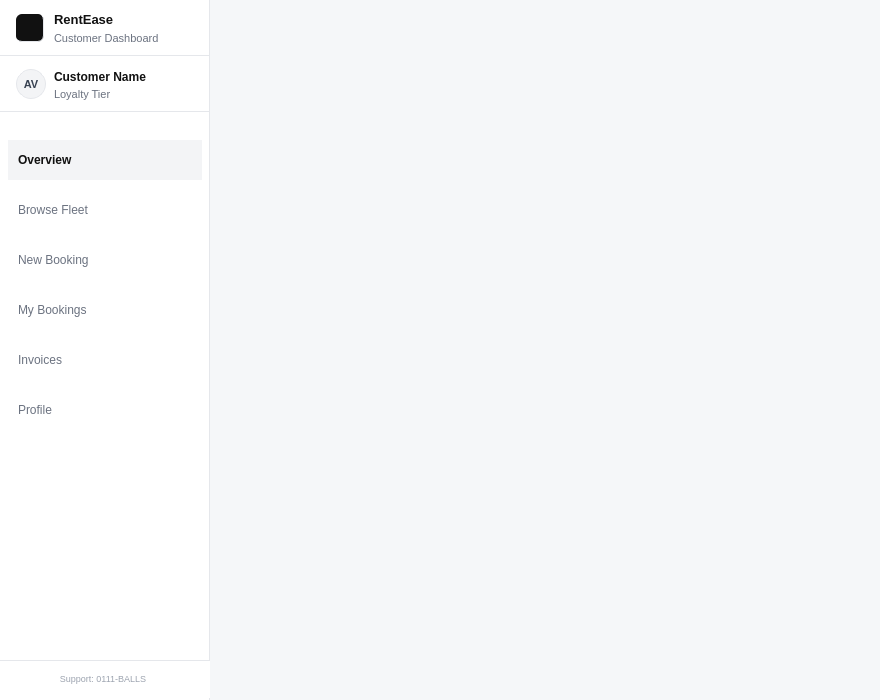
Old version of the form userdashboard.ui in the repository adrift-blip/Car-Rental-Management-System.
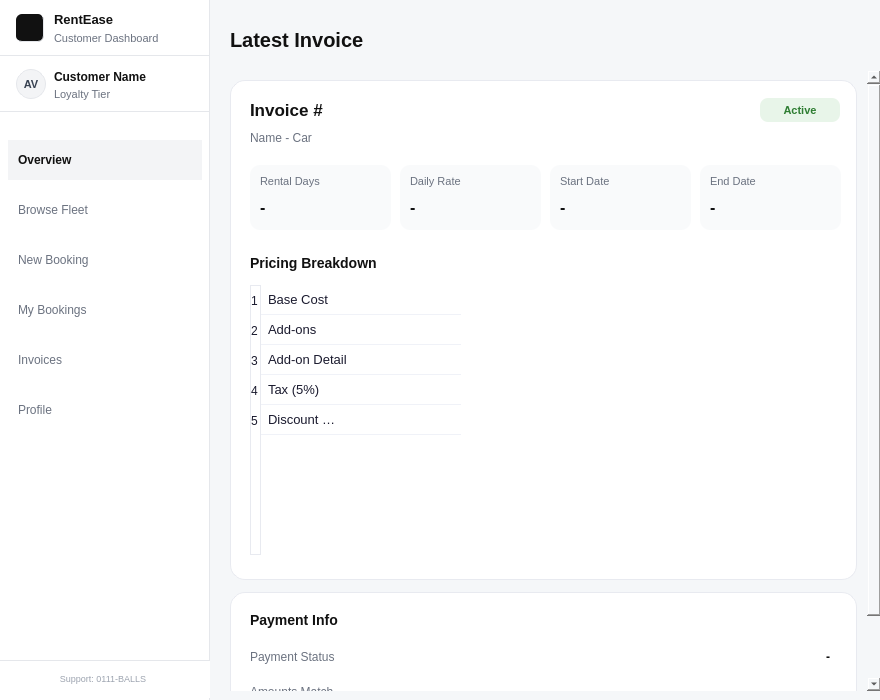
New version of the form. The open tabs and pages were chosen to show the change. Icons and pictures are not drawn.

Commit message: Added invoice, payment, admin adding, loyalty points updating, and some optimizations here and there

```diff
--- a/userdashboard.ui
+++ b/userdashboard.ui
@@ -2539,7 +2539,645 @@
      </property>
     </widget>
    </widget>
-   <widget class="QWidget" name="invoicesPage"/>
+   <widget class="QWidget" name="invoicesPage">
+    <widget class="QLabel" name="label_15">
+     <property name="geometry">
+      <rect>
+       <x>20</x>
+       <y>20</y>
+       <width>300</width>
+       <height>40</height>
+      </rect>
+     </property>
+     <property name="styleSheet">
+      <string notr="true">font-size: 20px;
+font-weight: bold;
+color: #111111;
+background: transparent;
+font-family: Segoe UI;
+border: none;</string>
+     </property>
+     <property name="text">
+      <string>Latest Invoice</string>
+     </property>
+    </widget>
+    <widget class="QScrollArea" name="scrollArea">
+     <property name="geometry">
+      <rect>
+       <x>10</x>
+       <y>70</y>
+       <width>661</width>
+       <height>621</height>
+      </rect>
+     </property>
+     <property name="frameShape">
+      <enum>QFrame::Shape::NoFrame</enum>
+     </property>
+     <property name="widgetResizable">
+      <bool>true</bool>
+     </property>
+     <widget class="QWidget" name="scrollAreaWidgetContents_2">
+      <property name="geometry">
+       <rect>
+        <x>0</x>
+        <y>-83</y>
+        <width>647</width>
+        <height>704</height>
+       </rect>
+      </property>
+      <layout class="QVBoxLayout" name="verticalLayout">
+       <property name="spacing">
+        <number>12</number>
+       </property>
+       <property name="leftMargin">
+        <number>10</number>
+       </property>
+       <property name="topMargin">
+        <number>10</number>
+       </property>
+       <property name="rightMargin">
+        <number>10</number>
+       </property>
+       <property name="bottomMargin">
+        <number>10</number>
+       </property>
+       <item>
+        <widget class="QWidget" name="invoiceCard" native="true">
+         <property name="minimumSize">
+          <size>
+           <width>0</width>
+           <height>500</height>
+          </size>
+         </property>
+         <property name="styleSheet">
+          <string notr="true">border: 1px solid #e8eaf0;
+border-radius: 15px;
+background: white;
+outline: none;
+color: #1a1a2e;</string>
+         </property>
+         <widget class="QLabel" name="invoiceIDLabel">
+          <property name="geometry">
+           <rect>
+            <x>20</x>
+            <y>15</y>
+            <width>300</width>
+            <height>30</height>
+           </rect>
+          </property>
+          <property name="styleSheet">
+           <string notr="true">font-size: 17px;
+font-weight: bold;
+color: #111111;
+background: transparent;
+font-family: Segoe UI;
+border: none;</string>
+          </property>
+          <property name="text">
+           <string>Invoice #</string>
+          </property>
+         </widget>
+         <widget class="QLabel" name="invoiceSubtitleLabel">
+          <property name="geometry">
+           <rect>
+            <x>20</x>
+            <y>48</y>
+            <width>350</width>
+            <height>20</height>
+           </rect>
+          </property>
+          <property name="styleSheet">
+           <string notr="true">font-size: 12px;
+color: #6B7280;
+background: transparent;
+border: none;</string>
+          </property>
+          <property name="text">
+           <string>Name - Car</string>
+          </property>
+         </widget>
+         <widget class="QLabel" name="invoiceStatusLabel">
+          <property name="geometry">
+           <rect>
+            <x>530</x>
+            <y>18</y>
+            <width>80</width>
+            <height>24</height>
+           </rect>
+          </property>
+          <property name="styleSheet">
+           <string notr="true">background-color: #E8F5E9;
+color: #2E7D32;
+border-radius: 8px;
+font-weight: bold;
+font-size: 11px;
+padding: 2px 8px;
+border: none;</string>
+          </property>
+          <property name="text">
+           <string>Active</string>
+          </property>
+          <property name="alignment">
+           <set>Qt::AlignmentFlag::AlignCenter</set>
+          </property>
+         </widget>
+         <widget class="QWidget" name="metricBox1" native="true">
+          <property name="geometry">
+           <rect>
+            <x>20</x>
+            <y>85</y>
+            <width>141</width>
+            <height>65</height>
+           </rect>
+          </property>
+          <property name="styleSheet">
+           <string notr="true">background-color: #F9FAFB;
+border-radius: 10px;
+border: none;</string>
+          </property>
+          <widget class="QLabel" name="metricLabel1">
+           <property name="geometry">
+            <rect>
+             <x>10</x>
+             <y>8</y>
+             <width>120</width>
+             <height>16</height>
+            </rect>
+           </property>
+           <property name="styleSheet">
+            <string notr="true">font-size: 11px;
+color: #6B7280;
+background: transparent;
+border: none;</string>
+           </property>
+           <property name="text">
+            <string>Rental Days</string>
+           </property>
+          </widget>
+          <widget class="QLabel" name="rentalDaysValue">
+           <property name="geometry">
+            <rect>
+             <x>10</x>
+             <y>28</y>
+             <width>111</width>
+             <height>28</height>
+            </rect>
+           </property>
+           <property name="styleSheet">
+            <string notr="true">font-size: 16px;
+font-weight: bold;
+color: #111111;
+background: transparent;
+border: none;</string>
+           </property>
+           <property name="text">
+            <string>-</string>
+           </property>
+          </widget>
+         </widget>
+         <widget class="QWidget" name="metricBox2" native="true">
+          <property name="geometry">
+           <rect>
+            <x>170</x>
+            <y>85</y>
+            <width>141</width>
+            <height>65</height>
+           </rect>
+          </property>
+          <property name="styleSheet">
+           <string notr="true">background-color: #F9FAFB;
+border-radius: 10px;
+border: none;</string>
+          </property>
+          <widget class="QLabel" name="metricLabel2">
+           <property name="geometry">
+            <rect>
+             <x>10</x>
+             <y>8</y>
+             <width>120</width>
+             <height>16</height>
+            </rect>
+           </property>
+           <property name="styleSheet">
+            <string notr="true">font-size: 11px;
+color: #6B7280;
+background: transparent;
+border: none;</string>
+           </property>
+           <property name="text">
+            <string>Daily Rate</string>
+           </property>
+          </widget>
+          <widget class="QLabel" name="dailyRateValue">
+           <property name="geometry">
+            <rect>
+             <x>10</x>
+             <y>28</y>
+             <width>111</width>
+             <height>28</height>
+            </rect>
+           </property>
+           <property name="styleSheet">
+            <string notr="true">font-size: 16px;
+font-weight: bold;
+color: #111111;
+background: transparent;
+border: none;</string>
+           </property>
+           <property name="text">
+            <string>-</string>
+           </property>
+          </widget>
+         </widget>
+         <widget class="QWidget" name="metricBox3" native="true">
+          <property name="geometry">
+           <rect>
+            <x>320</x>
+            <y>85</y>
+            <width>141</width>
+            <height>65</height>
+           </rect>
+          </property>
+          <property name="styleSheet">
+           <string notr="true">background-color: #F9FAFB;
+border-radius: 10px;
+border: none;</string>
+          </property>
+          <widget class="QLabel" name="metricLabel3">
+           <property name="geometry">
+            <rect>
+             <x>10</x>
+             <y>8</y>
+             <width>120</width>
+             <height>16</height>
+            </rect>
+           </property>
+           <property name="styleSheet">
+            <string notr="true">font-size: 11px;
+color: #6B7280;
+background: transparent;
+border: none;</string>
+           </property>
+           <property name="text">
+            <string>Start Date</string>
+           </property>
+          </widget>
+          <widget class="QLabel" name="startDateValue">
+           <property name="geometry">
+            <rect>
+             <x>10</x>
+             <y>28</y>
+             <width>111</width>
+             <height>28</height>
+            </rect>
+           </property>
+           <property name="styleSheet">
+            <string notr="true">font-size: 16px;
+font-weight: bold;
+color: #111111;
+background: transparent;
+border: none;</string>
+           </property>
+           <property name="text">
+            <string>-</string>
+           </property>
+          </widget>
+         </widget>
+         <widget class="QWidget" name="metricBox4" native="true">
+          <property name="geometry">
+           <rect>
+            <x>470</x>
+            <y>85</y>
+            <width>141</width>
+            <height>65</height>
+           </rect>
+          </property>
+          <property name="styleSheet">
+           <string notr="true">background-color: #F9FAFB;
+border-radius: 10px;
+border: none;</string>
+          </property>
+          <widget class="QLabel" name="metricLabel4">
+           <property name="geometry">
+            <rect>
+             <x>10</x>
+             <y>8</y>
+             <width>110</width>
+             <height>16</height>
+            </rect>
+           </property>
+           <property name="styleSheet">
+            <string notr="true">font-size: 11px;
+color: #6B7280;
+background: transparent;
+border: none;</string>
+           </property>
+           <property name="text">
+            <string>End Date</string>
+           </property>
+          </widget>
+          <widget class="QLabel" name="endDateValue">
+           <property name="geometry">
+            <rect>
+             <x>10</x>
+             <y>28</y>
+             <width>110</width>
+             <height>28</height>
+            </rect>
+           </property>
+           <property name="styleSheet">
+            <string notr="true">font-size: 16px;
+font-weight: bold;
+color: #111111;
+background: transparent;
+border: none;</string>
+           </property>
+           <property name="text">
+            <string>-</string>
+           </property>
+          </widget>
+         </widget>
+         <widget class="QLabel" name="breakdownTitle">
+          <property name="geometry">
+           <rect>
+            <x>20</x>
+            <y>168</y>
+            <width>200</width>
+            <height>30</height>
+           </rect>
+          </property>
+          <property name="styleSheet">
+           <string notr="true">font-size: 14px;
+font-weight: bold;
+color: #111111;
+background: transparent;
+font-family: Segoe UI;
+border: none;</string>
+          </property>
+          <property name="text">
+           <string>Pricing Breakdown</string>
+          </property>
+         </widget>
+         <widget class="QTableWidget" name="breakdownTable">
+          <property name="geometry">
+           <rect>
+            <x>20</x>
+            <y>205</y>
+            <width>581</width>
+            <height>270</height>
+           </rect>
+          </property>
+          <property name="styleSheet">
+           <string notr="true">QTableWidget {
+    border: none;
+    background: transparent;
+    outline: none;
+    font-size: 13px;
+    color: #1a1a2e;
+}
+QTableWidget::item {
+    padding: 6px 4px;
+    border: none;
+    border-bottom: 1px solid #f0f2f8;
+    background: transparent;
+}
+QHeaderView::section {
+    background: transparent;
+    border: none;
+    height: 0px;
+}</string>
+          </property>
+          <property name="editTriggers">
+           <set>QAbstractItemView::EditTrigger::NoEditTriggers</set>
+          </property>
+          <property name="selectionMode">
+           <enum>QAbstractItemView::SelectionMode::NoSelection</enum>
+          </property>
+          <property name="showGrid">
+           <bool>false</bool>
+          </property>
+          <property name="rowCount">
+           <number>5</number>
+          </property>
+          <property name="columnCount">
+           <number>2</number>
+          </property>
+          <row/>
+          <row/>
+          <row/>
+          <row/>
+          <row/>
+          <column/>
+          <column/>
+          <item row="0" column="0">
+           <property name="text">
+            <string>Base Cost</string>
+           </property>
+          </item>
+          <item row="1" column="0">
+           <property name="text">
+            <string>Add-ons</string>
+           </property>
+          </item>
+          <item row="2" column="0">
+           <property name="text">
+            <string>Add-on Detail</string>
+           </property>
+          </item>
+          <item row="3" column="0">
+           <property name="text">
+            <string>Tax (5%)</string>
+           </property>
+          </item>
+          <item row="4" column="0">
+           <property name="text">
+            <string>Discount applied</string>
+           </property>
+          </item>
+         </widget>
+        </widget>
+       </item>
+       <item>
+        <widget class="QWidget" name="paymentCard" native="true">
+         <property name="minimumSize">
+          <size>
+           <width>0</width>
+           <height>160</height>
+          </size>
+         </property>
+         <property name="styleSheet">
+          <string notr="true">border: 1px solid #e8eaf0;
+border-radius: 15px;
+background: white;
+outline: none;
+color: #1a1a2e;</string>
+         </property>
+         <widget class="QLabel" name="paymentCardTitle">
+          <property name="geometry">
+           <rect>
+            <x>20</x>
+            <y>15</y>
+            <width>200</width>
+            <height>25</height>
+           </rect>
+          </property>
+          <property name="styleSheet">
+           <string notr="true">font-size: 14px;
+font-weight: bold;
+color: #111111;
+background: transparent;
+font-family: Segoe UI;
+border: none;</string>
+          </property>
+          <property name="text">
+           <string>Payment Info</string>
+          </property>
+         </widget>
+         <widget class="QLabel" name="payMethodLabel">
+          <property name="geometry">
+           <rect>
+            <x>20</x>
+            <y>55</y>
+            <width>150</width>
+            <height>20</height>
+           </rect>
+          </property>
+          <property name="styleSheet">
+           <string notr="true">font-size: 12px;
+color: #6B7280;
+background: transparent;
+border: none;</string>
+          </property>
+          <property name="text">
+           <string>Payment Status</string>
+          </property>
+         </widget>
+         <widget class="QLabel" name="paymentMethodValue">
+          <property name="geometry">
+           <rect>
+            <x>400</x>
+            <y>55</y>
+            <width>200</width>
+            <height>20</height>
+           </rect>
+          </property>
+          <property name="styleSheet">
+           <string notr="true">font-size: 12px;
+font-weight: bold;
+color: #111111;
+background: transparent;
+border: none;</string>
+          </property>
+          <property name="text">
+           <string>-</string>
+          </property>
+          <property name="alignment">
+           <set>Qt::AlignmentFlag::AlignRight|Qt::AlignmentFlag::AlignTrailing|Qt::AlignmentFlag::AlignVCenter</set>
+          </property>
+         </widget>
+         <widget class="QLabel" name="payStatusLabel">
+          <property name="geometry">
+           <rect>
+            <x>20</x>
+            <y>90</y>
+            <width>150</width>
+            <height>20</height>
+           </rect>
+          </property>
+          <property name="styleSheet">
+           <string notr="true">font-size: 12px;
+color: #6B7280;
+background: transparent;
+border: none;</string>
+          </property>
+          <property name="text">
+           <string>Amounts Match</string>
+          </property>
+         </widget>
+         <widget class="QLabel" name="paymentStatusValue">
+          <property name="geometry">
+           <rect>
+            <x>400</x>
+            <y>90</y>
+            <width>200</width>
+            <height>20</height>
+           </rect>
+          </property>
+          <property name="styleSheet">
+           <string notr="true">font-size: 12px;
+font-weight: bold;
+color: #111111;
+background: transparent;
+border: none;</string>
+          </property>
+          <property name="text">
+           <string>-</string>
+          </property>
+          <property name="alignment">
+           <set>Qt::AlignmentFlag::AlignRight|Qt::AlignmentFlag::AlignTrailing|Qt::AlignmentFlag::AlignVCenter</set>
+          </property>
+         </widget>
+         <widget class="QLabel" name="remainingLabel">
+          <property name="geometry">
+           <rect>
+            <x>20</x>
+            <y>125</y>
+            <width>150</width>
+            <height>20</height>
+           </rect>
+          </property>
+          <property name="styleSheet">
+           <string notr="true">font-size: 12px;
+color: #6B7280;
+background: transparent;
+border: none;</string>
+          </property>
+          <property name="text">
+           <string>Remaining Balance</string>
+          </property>
+         </widget>
+         <widget class="QLabel" name="remainingBalanceValue">
+          <property name="geometry">
+           <rect>
+            <x>400</x>
+            <y>125</y>
+            <width>200</width>
+            <height>20</height>
+           </rect>
+          </property>
+          <property name="styleSheet">
+           <string notr="true">font-size: 12px;
+font-weight: bold;
+color: #111111;
+background: transparent;
+border: none;</string>
+          </property>
+          <property name="text">
+           <string>-</string>
+          </property>
+          <property name="alignment">
+           <set>Qt::AlignmentFlag::AlignRight|Qt::AlignmentFlag::AlignTrailing|Qt::AlignmentFlag::AlignVCenter</set>
+          </property>
+         </widget>
+        </widget>
+       </item>
+       <item>
+        <spacer name="verticalSpacer">
+         <property name="orientation">
+          <enum>Qt::Orientation::Vertical</enum>
+         </property>
+         <property name="sizeHint" stdset="0">
+          <size>
+           <width>20</width>
+           <height>40</height>
+          </size>
+         </property>
+        </spacer>
+       </item>
+      </layout>
+     </widget>
+    </widget>
+   </widget>
    <widget class="QWidget" name="profilePage">
     <widget class="QWidget" name="profileWidget" native="true">
      <property name="geometry">
```
Left out of the diff: 2 changed lines with no effect on the pictures. The commit also changes 25 other files.
